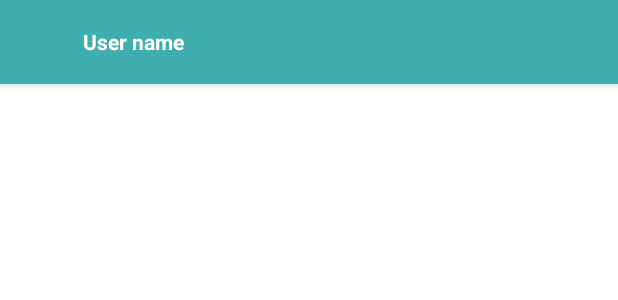
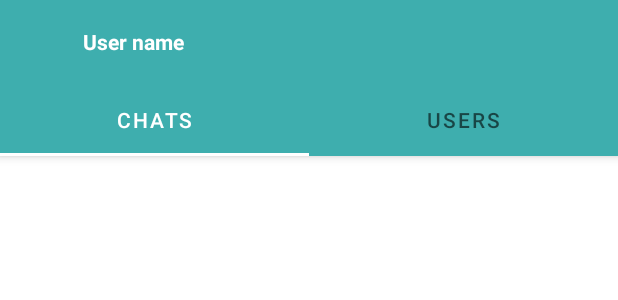
Before and after one commit to daly64/ChatApp, an Android app: the layout activity_main.xml on its own in the app's theme, with its tools: preview values and no code run, on a phone screen of 412 x 824 dp. Shown: the top 300 px of the screen. Run offline under Robolectric (Android 15) with nearby library versions, the phone set to English and light mode, and no system bars.

Commit message:
adding tab layout and viewpager with fragment

```diff
--- a/app/build.gradle
+++ b/app/build.gradle
@@ -35,6 +35,8 @@ dependencies {
     implementation 'de.hdodenhof:circleimageview:3.1.0'
 //    glide
     implementation 'com.github.bumptech.glide:glide:4.11.0'
+    implementation 'androidx.legacy:legacy-support-v4:1.0.0'
+    implementation 'androidx.viewpager:viewpager:1.0.0'
     annotationProcessor 'com.github.bumptech.glide:compiler:4.11.0'
 
     implementation 'androidx.appcompat:appcompat:1.2.0'
--- a/app/src/main/java/com/example/chatapp/model/User.java
+++ b/app/src/main/java/com/example/chatapp/models/User.java
@@ -1,4 +1,4 @@
-package com.example.chatapp.model;
+package com.example.chatapp.models;
 
 public class User {
 
--- a/app/src/main/res/layout/activity_main.xml
+++ b/app/src/main/res/layout/activity_main.xml
@@ -1,19 +1,22 @@
 <?xml version="1.0" encoding="utf-8"?>
-<androidx.coordinatorlayout.widget.CoordinatorLayout xmlns:android="http://schemas.android.com/apk/res/android"
-
-
+<LinearLayout xmlns:android="http://schemas.android.com/apk/res/android"
+    xmlns:app="http://schemas.android.com/apk/res-auto"
     android:layout_width="match_parent"
-    android:layout_height="match_parent">
+    android:layout_height="match_parent"
+    android:orientation="vertical">
 
     <com.google.android.material.appbar.AppBarLayout
         android:id="@+id/appbar"
         android:layout_width="match_parent"
-        android:layout_height="wrap_content">
+        android:layout_height="wrap_content"
+        android:visibility="visible">
+
 
         <androidx.appcompat.widget.Toolbar
             android:id="@+id/toolbar1"
             android:layout_width="match_parent"
             android:layout_height="wrap_content"
+            android:background="@color/Primary"
             android:theme="@style/ThemeOverlay.AppCompat.Dark.ActionBar">
 
             <de.hdodenhof.circleimageview.CircleImageView
@@ -32,8 +35,33 @@
                 android:textStyle="bold" />
         </androidx.appcompat.widget.Toolbar>
 
+        <com.google.android.material.tabs.TabLayout
+            android:id="@+id/tab_layout"
+            android:layout_width="match_parent"
+            android:layout_height="wrap_content"
+            app:tabBackground="@color/Primary"
+            app:tabIndicatorColor="@color/white"
+            app:tabSelectedTextColor="@color/white">
+
+            <com.google.android.material.tabs.TabItem
+                android:layout_width="wrap_content"
+                android:layout_height="wrap_content"
+                android:text="@string/chats" />
+
+            <com.google.android.material.tabs.TabItem
+                android:layout_width="wrap_content"
+                android:layout_height="wrap_content"
+                android:text="@string/users" />
+
+        </com.google.android.material.tabs.TabLayout>
 
     </com.google.android.material.appbar.AppBarLayout>
 
+    <androidx.viewpager.widget.ViewPager
+        android:id="@+id/view_pager"
+        android:layout_width="match_parent"
+        android:layout_height="wrap_content"
+        android:padding="10dp" />
 
-</androidx.coordinatorlayout.widget.CoordinatorLayout>
+
+</LinearLayout>
--- a/app/src/main/res/values/strings.xml
+++ b/app/src/main/res/values/strings.xml
@@ -9,4 +9,9 @@
     <string name="register">Register</string>
     <string name="login">Login</string>
     <string name="logout">Logout</string>
+    <!-- TODO: Remove or change this placeholder text -->
+    <string name="hello_chat_fragment">Hello chat fragment</string>
+    <string name="hello_user_fragment">Hello user fragment</string>
+    <string name="chats">CHATS</string>
+    <string name="users">USERS</string>
 </resources>
```
Also changed, not shown: app/src/main/java/com/example/chatapp/MainActivity.java (+20 -7 lines), app/src/main/java/com/example/chatapp/adapters/ViewPagerAdapter.java (added, +44 -0 lines), app/src/main/java/com/example/chatapp/fragments/ChatsFragment.java (added, +20 -0 lines), app/src/main/java/com/example/chatapp/fragments/UsersFragment.java (added, +21 -0 lines), app/src/main/res/layout/fragment_chats.xml (added, +14 -0 lines), app/src/main/res/layout/fragment_users.xml (added, +14 -0 lines).
